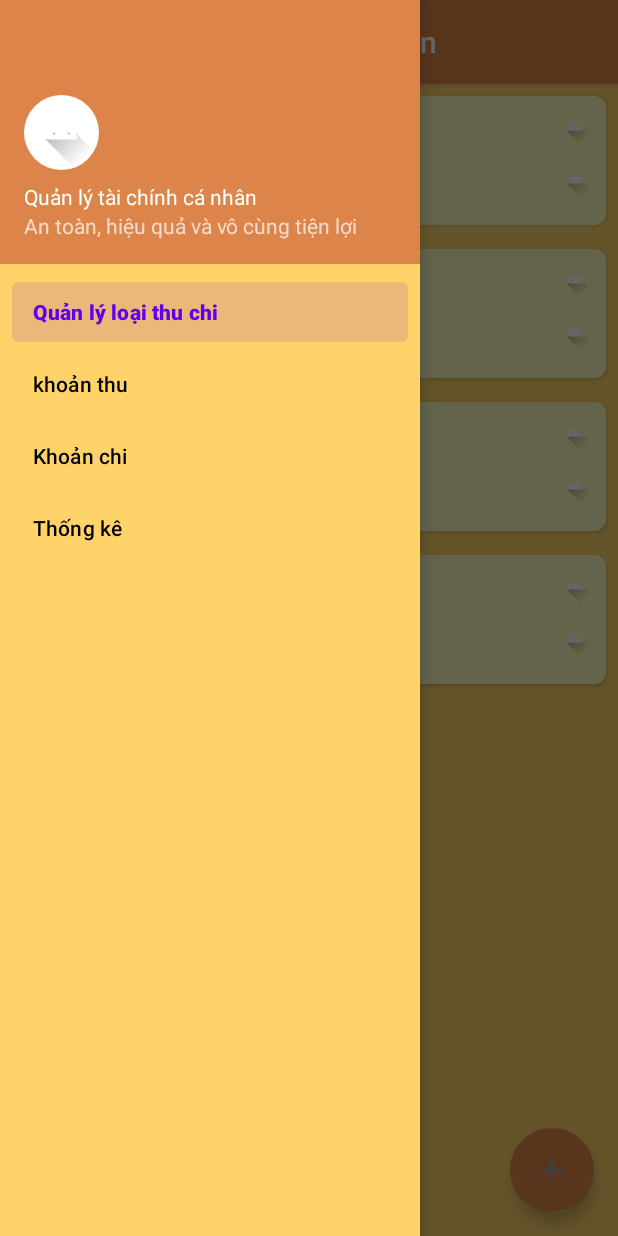
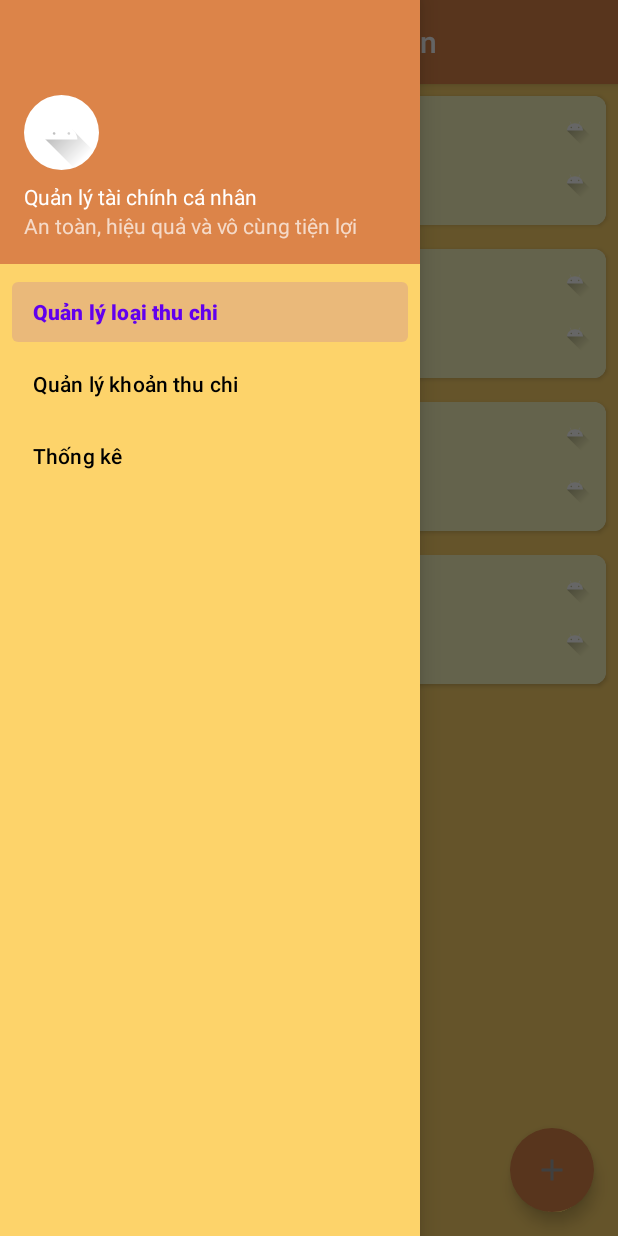
Before and after one commit to asimo1998/Andoird-App-Financial-Management, an Android app: the screen it shows after launch (MainActivity2), with the side drawer open, on a phone screen of 412 x 824 dp. Run offline under Robolectric (Android 15) with nearby library versions, the phone set to English and light mode, and no system bars; our stand-ins replace CircleImageView, navigation-ui.

Commit message:
no message

```diff
--- a/app/src/main/java/com/example/spendingmanagement/MainActivity2.java
+++ b/app/src/main/java/com/example/spendingmanagement/MainActivity2.java
@@ -71,8 +71,6 @@ public class MainActivity2 extends AppCompatActivity implements NavigationView.O
                 currentFragment = FRAGMENT_KHOANTHU;
             }
 
-        } else if (id == R.id.nav_khoanchi) {
-
         } else if (id == R.id.nav_thongke) {
 
         }
--- a/app/src/main/res/menu/activity_main_drawer.xml
+++ b/app/src/main/res/menu/activity_main_drawer.xml
@@ -9,10 +9,7 @@
             android:title="Quản lý loại thu chi" />
         <item
             android:id="@+id/nav_khoanthu"
-            android:title="khoản thu" />
-        <item
-            android:id="@+id/nav_khoanchi"
-            android:title="Khoản chi" />
+            android:title="Quản lý khoản thu chi" />
         <item
             android:id="@+id/nav_thongke"
             android:title="Thống kê" />
```
